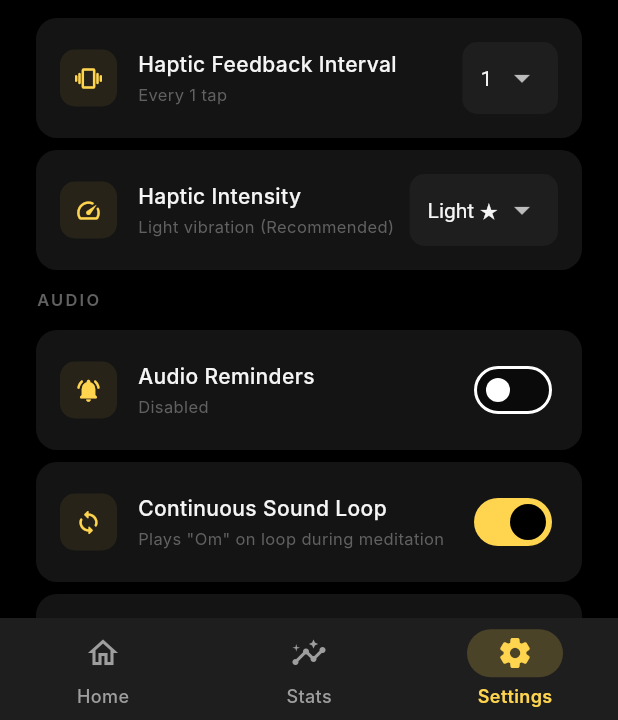
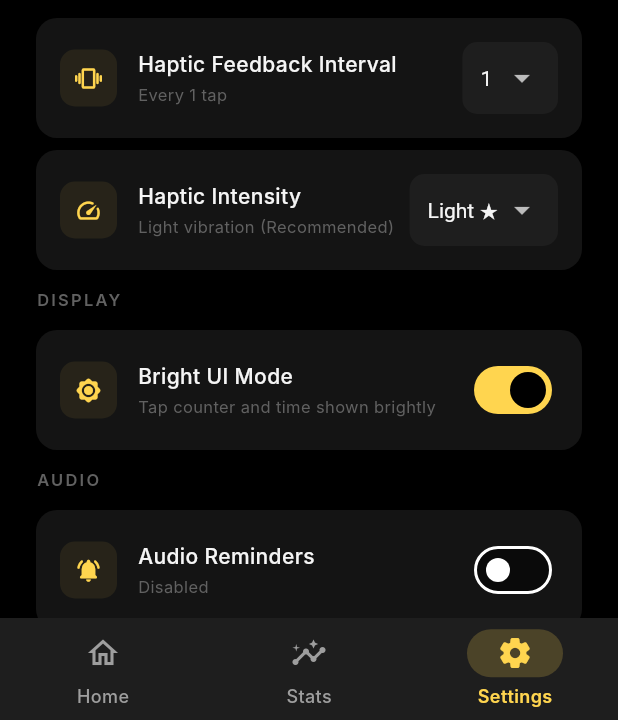
Before and after one commit to amanat-2003/shunya-meditation-app, a Flutter app: the SettingsScreen screen opened by its route, on a phone screen of 412 x 824 dp, the part 516-1236 px from its top. Run offline on Flutter 3.47's test engine with Material 3 defaults, Android fonts, the phone set to English and light mode, and no system bars; our stand-ins replace connectivity_plus, file_picker, fl_chart, flutter_riverpod, go_router, google_sign_in and 5 more; missing offline and left inert: app_settings, screen_brightness; accounts and stored records are empty; network calls fail; Roboto replaces fonts that are missing (Inter).

Commit message:
feat: simplify exit gesture and add 'Bright Mode' toggle for meditation session
Enhancements:
1. Exit Gesture Simplified: Removed the requirement to 'swipe up' after holding the screen to exit meditation. The session will now gracefully dismiss exactly when the user securely releases their finger after the 3-second hold phase completes. All text hints and overlay instructions explicitly reflect this new logical flow.
2. Bright UI Mode Setting: Integrated a new persistent database setting ('brightModeEnabled') and placed a toggle dynamically in the Settings tab under a new 'Display' section. When enabled (True by default), the meditation screen forces the usually pitch-black font opacity to 90%, rendering the text clearly legible. When turned off, it drops back to the ultra-subtle <6% opacity.

```diff
--- a/lib/features/meditation/presentation/screens/pre_session_screen.dart
+++ b/lib/features/meditation/presentation/screens/pre_session_screen.dart
@@ -225,7 +225,7 @@ class _PreSessionScreenState extends ConsumerState<PreSessionScreen>
                     const SizedBox(width: 12),
                     Expanded(
                       child: Text(
-                        'To exit meditation: Long press 3 sec → Swipe up',
+                        'To exit meditation: Long press 3 seconds',
                         style: TextStyle(
                           fontSize: 12,
                           color: AppTheme.textMuted,
--- a/lib/features/meditation/presentation/widgets/hint_overlay.dart
+++ b/lib/features/meditation/presentation/widgets/hint_overlay.dart
@@ -33,7 +33,7 @@ class HintOverlay extends StatelessWidget {
             ),
             const SizedBox(height: 6),
             Text(
-              'Long press 3 seconds\nthen swipe up',
+              'Long press 3 seconds',
               style: TextStyle(
                 fontSize: 12,
                 fontWeight: FontWeight.w400,
--- a/lib/features/settings/data/models/user_settings_model.dart
+++ b/lib/features/settings/data/models/user_settings_model.dart
@@ -35,6 +35,10 @@ class UserSettingsModel extends HiveObject {
   @HiveField(8)
   String customAudioName;
 
+  /// Whether meditation mode displays text brightly (true) or subtly dim (false)
+  @HiveField(9)
+  bool brightModeEnabled;
+
   UserSettingsModel({
     this.dailyTapGoal = 1080,
     this.dailyTimeGoalSeconds = 600,
@@ -45,6 +49,7 @@ class UserSettingsModel extends HiveObject {
     this.continuousAudioEnabled = true,
     this.customAudioPath = '',
     this.customAudioName = '',
+    this.brightModeEnabled = true,
   });
 
   /// The display name shown in the UI for the current sound
@@ -67,6 +72,7 @@ class UserSettingsModel extends HiveObject {
         'continuous_audio_enabled': continuousAudioEnabled,
         'custom_audio_path': customAudioPath,
         'custom_audio_name': customAudioName,
+        'bright_mode_enabled': brightModeEnabled,
       };
 
   factory UserSettingsModel.fromJson(Map<String, dynamic> json) {
@@ -80,6 +86,7 @@ class UserSettingsModel extends HiveObject {
       continuousAudioEnabled: json['continuous_audio_enabled'] as bool? ?? false,
       customAudioPath: json['custom_audio_path'] as String? ?? '',
       customAudioName: json['custom_audio_name'] as String? ?? '',
+      brightModeEnabled: json['bright_mode_enabled'] as bool? ?? true,
     );
   }
 
@@ -93,6 +100,7 @@ class UserSettingsModel extends HiveObject {
     bool? continuousAudioEnabled,
     String? customAudioPath,
     String? customAudioName,
+    bool? brightModeEnabled,
   }) {
     return UserSettingsModel(
       dailyTapGoal: dailyTapGoal ?? this.dailyTapGoal,
@@ -104,6 +112,7 @@ class UserSettingsModel extends HiveObject {
       continuousAudioEnabled: continuousAudioEnabled ?? this.continuousAudioEnabled,
       customAudioPath: customAudioPath ?? this.customAudioPath,
       customAudioName: customAudioName ?? this.customAudioName,
+      brightModeEnabled: brightModeEnabled ?? this.brightModeEnabled,
     );
   }
 }
--- a/lib/features/settings/presentation/settings_screen.dart
+++ b/lib/features/settings/presentation/settings_screen.dart
@@ -179,6 +179,26 @@ class SettingsScreen extends ConsumerWidget {
                             }
                           },
                         ),
+                      ),
+                    ),
+
+                    const SizedBox(height: 4),
+                    _SectionTitle('Display'),
+                    const SizedBox(height: 12),
+
+                    // Bright mode toggle
+                    _SettingsCard(
+                      icon: Icons.brightness_high_rounded,
+                      title: 'Bright UI Mode',
+                      subtitle: settings?.brightModeEnabled == true
+                          ? 'Tap counter and time shown brightly'
+                          : 'Tap counter and time subtly dimmed',
+                      trailing: Switch(
+                        value: settings?.brightModeEnabled ?? true,
+                        activeTrackColor: AppTheme.primaryGold,
+                        onChanged: (value) {
+                          settingsNotifier.setBrightModeEnabled(value);
+                        },
                       ),
                     ),
 
--- a/lib/features/settings/providers/settings_providers.dart
+++ b/lib/features/settings/providers/settings_providers.dart
@@ -117,6 +117,12 @@ class UserSettingsNotifier extends StateNotifier<UserSettingsModel?> {
     await updateSettings(updated);
   }
 
+  Future<void> setBrightModeEnabled(bool enabled) async {
+    final current = state ?? UserSettingsModel();
+    final updated = current.copyWith(brightModeEnabled: enabled);
+    await updateSettings(updated);
+  }
+
   Future<void> setCustomAudio(String path, String name) async {
     final current = state ?? UserSettingsModel();
     final updated = current.copyWith(
```
Also changed, not shown: lib/features/meditation/presentation/screens/meditation_screen.dart (+11 -14 lines), lib/features/settings/data/models/user_settings_model.g.dart.
